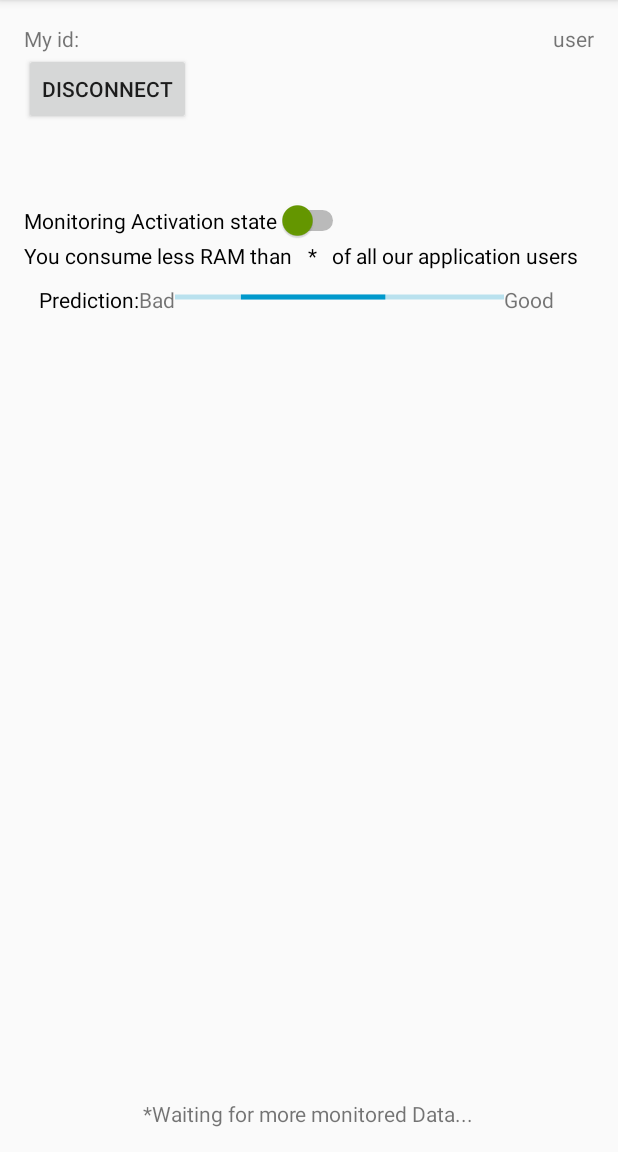
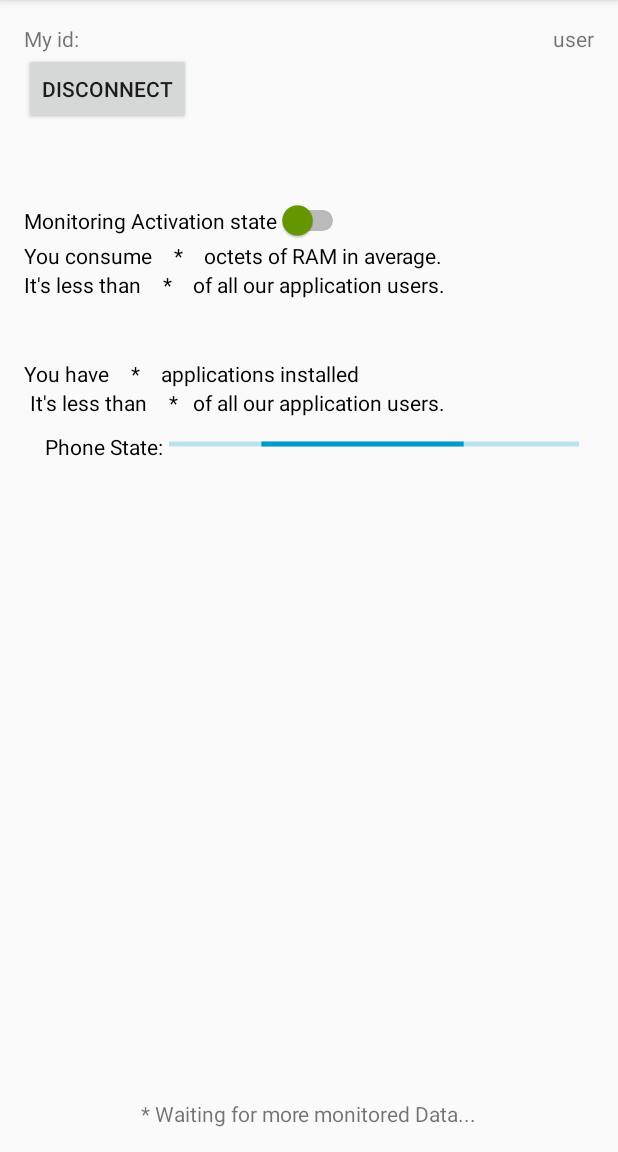
Before and after one commit to NatNgs/ELIM9, an Android app: the screen it shows after launch once a user with an empty profile is signed in (MainActivity), on a phone screen of 412 x 824 dp, the part 84-1236 px from its top. Run offline under Robolectric (Android 15) with nearby library versions, the phone set to English and light mode, and no system bars; our stand-ins replace Firebase (no records; nobody signed in at launch, a user with empty details on screens opened directly).

```diff
--- a/Application/app/src/main/java/fr/unice/polytech/elim/elim9/MainActivity.java
+++ b/Application/app/src/main/java/fr/unice/polytech/elim/elim9/MainActivity.java
@@ -14,6 +14,9 @@ import android.widget.TextView;
 import com.google.firebase.auth.FirebaseAuth;
 import com.google.firebase.database.*;
 
+import org.json.JSONException;
+import org.json.JSONObject;
+
 import java.util.HashMap;
 import java.util.Map;
 
@@ -23,7 +26,7 @@ public class MainActivity extends AppCompatActivity {
     private String ramAverage;
     private String ramPCT;
 
-    private String BatterygoodORbad;
+    private String batterygoodORbad;
 
     //You have "applicationNumber" applications installed, it's more than "applicationPCT" of our others users
     private String applicationNumber;
@@ -50,6 +53,7 @@ public class MainActivity extends AppCompatActivity {
             ((TextView) findViewById(R.id.main_id_value)).setText(R.string.disconnected_status);
         }
         listenResult();
+
     }
 
     private void onActivationSwitchStateChanged(boolean b) {
@@ -84,8 +88,8 @@ public class MainActivity extends AppCompatActivity {
             }
         } else {
             progressBar.setIndeterminate(false);
-            progressBar.setProgress((int) ((1 - value) * PRECISION)); // because progressbar is inverted
             progressBar.setMax(PRECISION);
+            progressBar.setProgress((int) ((value) * PRECISION)); // because progressbar is inverted
         }
     }
 
@@ -95,17 +99,41 @@ public class MainActivity extends AppCompatActivity {
         final String id = FirebaseAuth.getInstance().getCurrentUser().getUid();
 
         DatabaseReference dbRef = database.getReference().child("results").child(id).child(Settings.Secure.getString(getApplicationContext().getContentResolver(), Settings.Secure.ANDROID_ID));
-        dbRef.setValue("Yolo");
 
         dbRef.addValueEventListener(new ValueEventListener() {
             @Override
             public void onDataChange(DataSnapshot dataSnapshot) {
                 if(dataSnapshot.getValue()!= null) {
-                    dataSnapshot.child("applicationNumber").getValue();
-                    dataSnapshot.child("applicationPCT").getValue();
-                    dataSnapshot.child("batteryState").getValue();
-                    dataSnapshot.child("ramAverage").getValue();
-                    dataSnapshot.child("ramPCT").getValue();
+                    Log.d("MainActivityResult : ", dataSnapshot.toString());
+
+                    Log.d("Test", dataSnapshot.getValue().toString());
+                    JSONObject obj = null;
+                    try {
+                        obj = new JSONObject(dataSnapshot.getValue().toString());
+
+                        Log.d("applicationNumber", obj.getString("applicationNumber"));
+                        Log.d("applicationPCT", obj.getString("applicationPCT"));
+                        Log.d("batteryState", obj.getString("batteryState"));
+                        Log.d("ramAverage", obj.getString("ramAverage"));
+                        Log.d("ramPCT", obj.getString("ramPCT"));
+
+
+                       applicationNumber = obj.getString("applicationNumber");
+                       applicationPCT = obj.getString("applicationPCT");
+                       batterygoodORbad = obj.getString("batteryState");
+                       ramAverage = obj.getString("ramAverage");
+                       ramPCT = obj.getString("ramPCT");
+
+                       ((TextView)  findViewById(R.id.AppsPCT)).setText(applicationPCT);
+                       ((TextView)  findViewById(R.id.RamPCT)).setText(ramPCT);
+                       ((TextView)  findViewById(R.id.RamAverage)).setText(ramAverage);
+                       ((TextView)  findViewById(R.id.Apps)).setText(applicationNumber);
+                        changeProgressBarValue(batterygoodORbad.equals("Good")?1:0);
+                    } catch (JSONException e) {
+                        e.printStackTrace();
+                    }
+
+
                 }
             }
 
--- a/Application/app/src/main/res/layout/activity_main.xml
+++ b/Application/app/src/main/res/layout/activity_main.xml
@@ -56,45 +56,146 @@
 
     </LinearLayout>
 
+
+
+
+
+
+
+
+
+
     <LinearLayout
-        android:id="@+id/RamLayout"
+        android:id="@+id/RamAVGLayout"
         android:layout_width="match_parent"
         android:layout_height="wrap_content"
         android:layout_below="@+id/monitoring_activation_zone">
 
         <TextView
-            android:id="@+id/Ram_Before"
+            android:id="@+id/RamBefore"
             android:layout_width="wrap_content"
             android:layout_height="wrap_content"
-            android:text="@string/RamBefore"
-            android:layout_alignParentStart="true"
+            android:text="@string/RamAVGBefore"
             android:textColor="@android:color/black"/>
 
         <TextView
-            android:id="@+id/Ram_Average"
+            android:id="@+id/RamAverage"
             android:layout_width="wrap_content"
             android:layout_height="wrap_content"
-            android:layout_alignParentStart="true"
             android:text="   *   "
             android:textColor="@android:color/black"
-            android:layout_toEndOf="@id/Ram_Before"/>
+            android:layout_marginLeft="4dp"
+            android:layout_marginRight="4dp"/>
 
         <TextView
-            android:id="@+id/Ram_After"
+            android:id="@+id/RamAfter"
             android:layout_width="wrap_content"
             android:layout_height="wrap_content"
-            android:text="@string/RamAfter"
-            android:layout_alignParentStart="true"
+            android:text="@string/RamAVGAfter"
+            android:textColor="@android:color/black"/>
+
+    </LinearLayout>
+
+    <LinearLayout
+        android:id="@+id/RamPCTLayout"
+        android:layout_width="match_parent"
+        android:layout_height="wrap_content"
+        android:layout_below="@+id/RamAVGLayout">
+
+        <TextView
+            android:id="@+id/RamPCTBefore"
+            android:layout_width="wrap_content"
+            android:layout_height="wrap_content"
+            android:text="@string/PCTBefore"
+            android:textColor="@android:color/black"/>
+
+        <TextView
+            android:id="@+id/RamPCT"
+            android:layout_width="wrap_content"
+            android:layout_height="wrap_content"
+            android:text="   *   "
             android:textColor="@android:color/black"
-            android:layout_toEndOf="@id/Ram_Average"/>
+            android:layout_marginLeft="4dp"
+            android:layout_marginRight="4dp"/>
 
+        <TextView
+            android:id="@+id/RamPCTAfter"
+            android:layout_width="wrap_content"
+            android:layout_height="wrap_content"
+            android:text="@string/PCTAfter"
+            android:textColor="@android:color/black"/>
+
+
+    </LinearLayout>
+
+    <LinearLayout
+        android:id="@+id/AppsLayout"
+        android:layout_width="match_parent"
+        android:layout_height="wrap_content"
+        android:layout_below="@+id/RamPCTLayout"
+        android:layout_marginTop="40dp">
+
+        <TextView
+            android:id="@+id/AppsPCTBefore"
+            android:layout_width="wrap_content"
+            android:layout_height="wrap_content"
+            android:text="@string/AppNumberBefore"
+            android:textColor="@android:color/black"/>
+
+        <TextView
+            android:id="@+id/AppsPCT"
+            android:layout_width="wrap_content"
+            android:layout_height="wrap_content"
+            android:text="   *   "
+            android:textColor="@android:color/black"
+            android:layout_marginLeft="4dp"
+            android:layout_marginRight="4dp"/>
+
+        <TextView
+            android:id="@+id/AppsPCTAfter"
+            android:layout_width="wrap_content"
+            android:layout_height="wrap_content"
+            android:text="@string/AppNumberAfter"
+            android:textColor="@android:color/black"/>
+
+
+    </LinearLayout>
+
+    <LinearLayout
+        android:id="@+id/AppsPCTLayout"
+        android:layout_width="match_parent"
+        android:layout_height="wrap_content"
+        android:layout_below="@+id/AppsLayout">
+
+        <TextView
+            android:id="@+id/AppsBefore"
+            android:layout_width="wrap_content"
+            android:layout_height="wrap_content"
+            android:text="@string/PCTBefore"
+            android:textColor="@android:color/black"
+            android:layout_marginLeft="4dp"
+            android:layout_marginRight="4dp"/>
+
+        <TextView
+            android:id="@+id/Apps"
+            android:layout_width="wrap_content"
+            android:layout_height="wrap_content"
+            android:text="   *   "
+            android:textColor="@android:color/black"/>
+
+        <TextView
+            android:id="@+id/AppsAfter"
+            android:layout_width="wrap_content"
+            android:layout_height="wrap_content"
+            android:text="@string/PCTAfter"
+            android:textColor="@android:color/black"/>
 
     </LinearLayout>
 
     <LinearLayout
         android:layout_width="match_parent"
         android:layout_height="wrap_content"
-        android:layout_below="@+id/RamLayout"
+        android:layout_below="@+id/AppsPCTLayout"
         android:padding="10dp"
         android:weightSum="1">
 
@@ -104,36 +205,22 @@
             android:layout_height="wrap_content"
             android:text="@string/prediction_label"
             android:layout_alignParentStart="true"
-            android:textColor="@android:color/black" />
-
-        <TextView
-            android:id="@+id/main_prediction_bad"
-            android:layout_width="wrap_content"
-            android:layout_height="wrap_content"
-            android:text="@string/prediction_bad_label"
-            android:layout_toEndOf="@id/main_prediction_label"/>
+            android:textColor="@android:color/black"
+            android:layout_marginLeft="4dp"
+            android:layout_marginRight="4dp"/>
 
         <ProgressBar
             android:id="@+id/main_prediction_progress"
             style="@style/Widget.AppCompat.ProgressBar.Horizontal"
-            android:layout_width="193dp"
             android:layout_height="wrap_content"
-            android:layout_toEndOf="@id/main_prediction_bad"
-            android:layout_toStartOf="@+id/main_prediction_good"
+            android:layout_width="match_parent"
             android:progressTint="@android:color/holo_green_dark"
             android:progressBackgroundTint="@android:color/holo_red_dark"
             android:indeterminateTint="@android:color/holo_blue_dark"
             android:max="100"
             android:progress="50"
             android:indeterminate="true"
-            android:layout_weight="0.61" />
-
-        <TextView
-            android:id="@id/main_prediction_good"
-            android:layout_width="wrap_content"
-            android:layout_height="wrap_content"
-            android:text="@string/prediction_good_label"
-            android:layout_alignParentEnd="true"/>
+            android:layout_weight="0.61"/>
 
 
     </LinearLayout>
--- a/Application/app/src/main/res/values/strings.xml
+++ b/Application/app/src/main/res/values/strings.xml
@@ -7,14 +7,20 @@
     <string name="auth_failed">Authentication failed, check your email and password</string>
     <string name="disconnect">Disconnect</string>
     <string name="monitoring_activation_label">Monitoring Activation state</string>
-    <string name="prediction_label">Prediction: </string>
-    <string name="prediction_good_label">Good </string>
-    <string name="prediction_bad_label"> Bad</string>
-    <string name="waiting_for_more_monitored_data">*Waiting for more monitored Data...</string>
+    <string name="prediction_label">Phone State: </string>
+
+    <string name="waiting_for_more_monitored_data">* Waiting for more monitored Data...</string>
     <string name="my_id_label">My id:</string>
     <string name="disconnected_status">[disconnected]</string>
 
-    <string name="RamBefore">You consume less RAM than   </string>
 
-    <string name="RamAfter">   of all our application users</string>
+    <string name="RamAVGBefore">You consume    </string>
+    <string name="RamAVGAfter">  octets of RAM in average.</string>
+
+    <string name="PCTBefore">It\'s less than   </string>
+    <string name="PCTAfter">   of all our application users.</string>
+
+    <string name="AppNumberBefore">You have    </string>
+    <string name="AppNumberAfter">  applications installed</string>
+
 </resources>
--- a/Learning/src/main/java/fr/unice/polytech/elim/elim9/RestFireClient.java
+++ b/Learning/src/main/java/fr/unice/polytech/elim/elim9/RestFireClient.java
@@ -50,7 +50,7 @@ public class RestFireClient {
 	}
 
 	public Map<String, String> jsonToMap(String in){
-		Map<String,String>
+		//Map<String,String>
 
 
 
```
